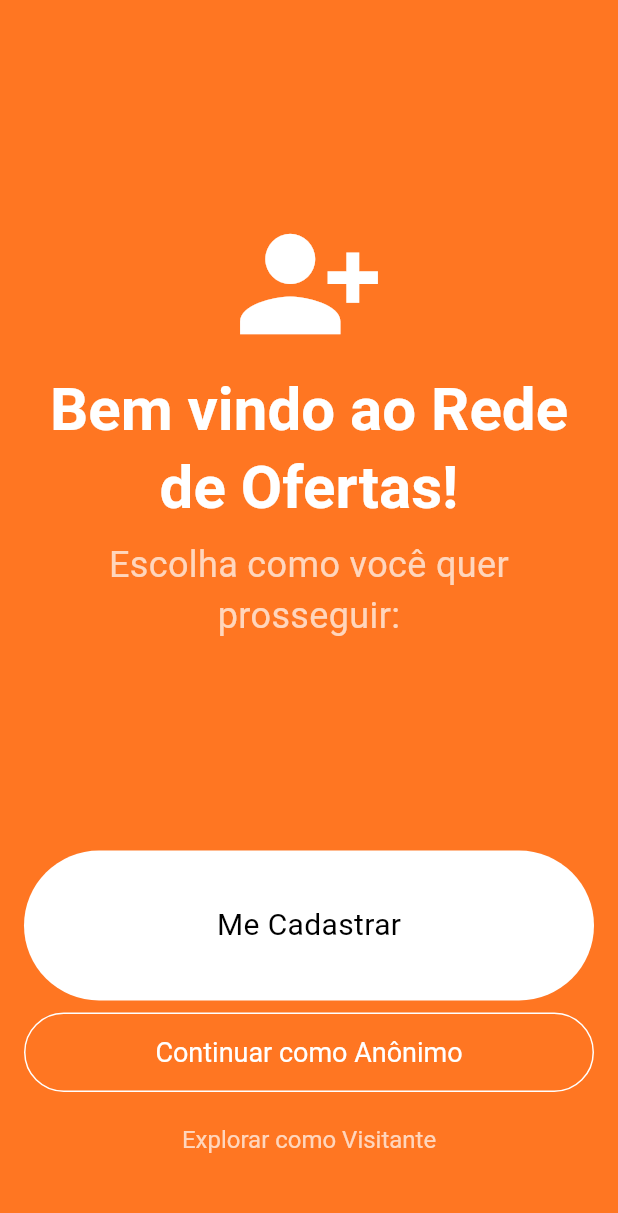
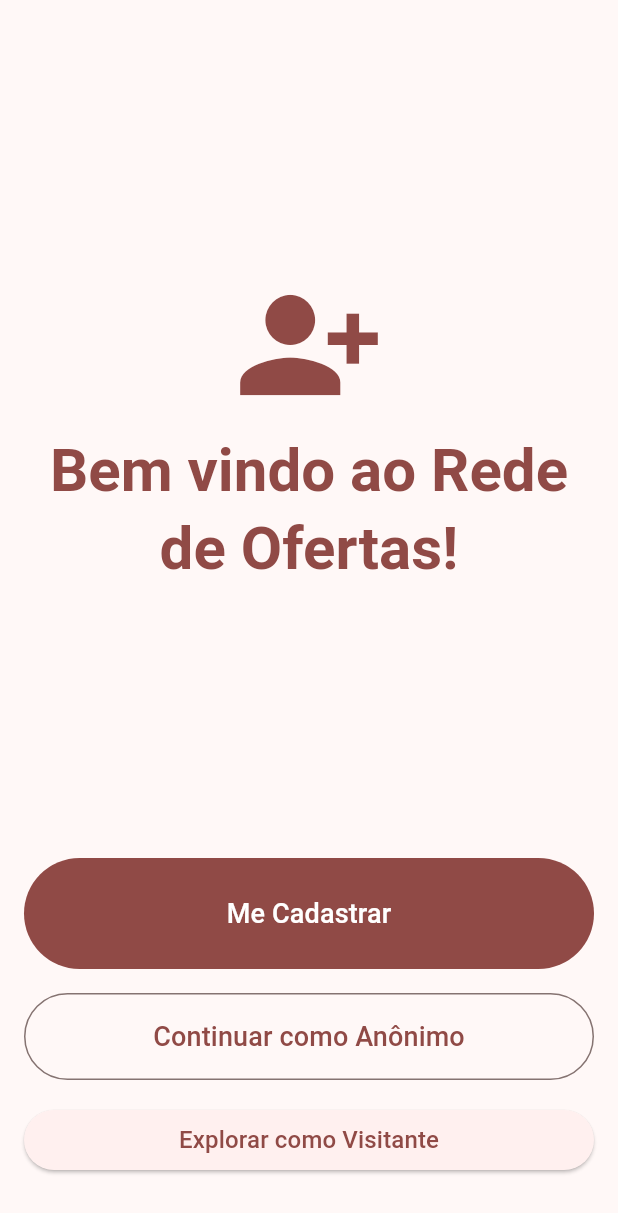
Before and after one commit to cesargranelli/social_market_app, a Flutter app: the screen it shows after launch, on a phone screen of 412 x 824 dp. Shown: the top 1213 px of the screen. Run offline on Flutter 3.47's test engine with Material 3 defaults, Android fonts, the phone set to English and light mode, and no system bars; our stand-ins replace cached_network_image, camera, cloud_firestore, firebase_auth, firebase_core, firebase_storage and 4 more; missing offline and left inert: firebase_app_check, firebase_ui_auth, firebase_ui_oauth_google; accounts and stored records are empty.

Commit message:
seed de cores e reestilização da página de entrada

```diff
--- a/lib/src/social_market_app.dart
+++ b/lib/src/social_market_app.dart
@@ -11,37 +11,37 @@ class SocialMarketApp extends StatelessWidget {
       title: "Social Market",
       theme: ThemeData(
         colorScheme: ColorsApp.colorScheme,
-        cardTheme: CardThemeData(
-          elevation: 1,
-          margin: const EdgeInsets.symmetric(horizontal: 16, vertical: 8),
-          shape: RoundedRectangleBorder(borderRadius: BorderRadius.circular(8)),
-        ),
-        textTheme: const TextTheme(
-          bodyMedium: TextStyle(fontSize: 16),
-          titleMedium: TextStyle(fontWeight: FontWeight.bold, fontSize: 18),
-          bodySmall: TextStyle(color: Colors.grey),
-        ),
-        iconTheme: const IconThemeData(color: Colors.grey),
-        inputDecorationTheme: InputDecorationTheme(
-          border: OutlineInputBorder(borderRadius: BorderRadius.circular(16)),
-        ),
-        outlinedButtonTheme: OutlinedButtonThemeData(
-          style: OutlinedButton.styleFrom(
-            foregroundColor: Colors.white,
-            side: const BorderSide(color: Colors.white),
-            padding: const EdgeInsets.symmetric(
-              vertical: 16.0,
-              horizontal: 24.0,
-            ),
-            shape: RoundedRectangleBorder(
-              borderRadius: BorderRadius.circular(12.0),
-            ),
-            textStyle: const TextStyle(fontSize: 18),
-          ),
-        ),
-        textButtonTheme: TextButtonThemeData(
-          style: TextButton.styleFrom(textStyle: const TextStyle(fontSize: 16)),
-        ),
+        //   cardTheme: CardThemeData(
+        //     elevation: 1,
+        //     margin: const EdgeInsets.symmetric(horizontal: 16, vertical: 8),
+        //     shape: RoundedRectangleBorder(borderRadius: BorderRadius.circular(8)),
+        //   ),
+        //   textTheme: const TextTheme(
+        //     bodyMedium: TextStyle(fontSize: 16),
+        //     titleMedium: TextStyle(fontWeight: FontWeight.bold, fontSize: 18),
+        //     bodySmall: TextStyle(color: Colors.grey),
+        //   ),
+        //   iconTheme: const IconThemeData(color: Colors.grey),
+        //   inputDecorationTheme: InputDecorationTheme(
+        //     border: OutlineInputBorder(borderRadius: BorderRadius.circular(16)),
+        //   ),
+        //   outlinedButtonTheme: OutlinedButtonThemeData(
+        //     style: OutlinedButton.styleFrom(
+        //       foregroundColor: Colors.white,
+        //       side: const BorderSide(color: Colors.white),
+        //       padding: const EdgeInsets.symmetric(
+        //         vertical: 16.0,
+        //         horizontal: 24.0,
+        //       ),
+        //       shape: RoundedRectangleBorder(
+        //         borderRadius: BorderRadius.circular(12.0),
+        //       ),
+        //       textStyle: const TextStyle(fontSize: 18),
+        //     ),
+        //   ),
+        //   textButtonTheme: TextButtonThemeData(
+        //     style: TextButton.styleFrom(textStyle: const TextStyle(fontSize: 16)),
+        //   ),
       ),
       routerConfig: router(),
     );
--- a/lib/src/ui/screens/first_access_decision_screen.dart
+++ b/lib/src/ui/screens/first_access_decision_screen.dart
@@ -1,71 +1,55 @@
 import 'package:firebase_auth/firebase_auth.dart';
 import 'package:flutter/material.dart';
 import 'package:go_router/go_router.dart';
-import 'package:shared_preferences/shared_preferences.dart';
 
 import '../../routing/routes.dart';
 
 class FirstAccessDecisionScreen extends StatelessWidget {
   const FirstAccessDecisionScreen({super.key});
 
-  Future<void> _setHasSeenWelcomeScreen() async {
-    final prefs = await SharedPreferences.getInstance();
-    await prefs.setBool('hasSeenWelcomeScreen', true);
-  }
-
   @override
   Widget build(BuildContext context) {
     return Scaffold(
-      body: Ink(
+      body: Container(
         padding: EdgeInsetsGeometry.symmetric(horizontal: 16.0),
-        decoration: const BoxDecoration(color: Color(0xFFFF7622)),
         child: SafeArea(
           child: Column(
             crossAxisAlignment: CrossAxisAlignment.stretch,
             children: [
               const Spacer(),
-              Icon(Icons.person_add_alt_1, size: 100, color: Colors.white),
+              Icon(
+                Icons.person_add_alt_1,
+                size: 100,
+                color: Theme.of(context).colorScheme.primary,
+              ),
               const SizedBox(height: 8.0),
               Text(
                 "Bem vindo ao Rede de Ofertas!",
                 textAlign: TextAlign.center,
                 style: Theme.of(context).textTheme.headlineMedium?.copyWith(
-                  color: Colors.white,
+                  color: Theme.of(context).colorScheme.primary,
                   fontSize: 40.0,
                   fontWeight: FontWeight.bold,
                 ),
               ),
-              const SizedBox(height: 8.0),
-              const Text(
-                "Escolha como você quer prosseguir:",
-                textAlign: TextAlign.center,
-                style: TextStyle(fontSize: 24, color: Colors.white70),
-              ),
               const Spacer(),
-              InkWell(
-                borderRadius: BorderRadius.circular(50),
-                child: Ink(
-                  height: 100,
-                  width: 300,
-                  decoration: BoxDecoration(
-                    borderRadius: BorderRadius.circular(50),
-                    color: Colors.white,
-                  ),
-                  child: Center(
-                    child: Text("Me Cadastrar", style: TextStyle(fontSize: 20)),
-                  ),
-                ),
-                onTap: () {
-                  _setHasSeenWelcomeScreen();
+              FilledButton(
+                onPressed: () {
                   context.push(Routes.signIn);
                 },
+                style: FilledButton.styleFrom(
+                  padding: const EdgeInsets.symmetric(vertical: 24.0),
+                ),
+                child: const Text(
+                  "Me Cadastrar",
+                  style: TextStyle(fontSize: 18),
+                ),
               ),
-              const SizedBox(height: 8.0),
+              const SizedBox(height: 16.0),
               OutlinedButton(
                 onPressed: () {
                   try {
                     FirebaseAuth.instance.signInAnonymously();
-                    _setHasSeenWelcomeScreen();
                     context.push(Routes.anonymous);
                   } on FirebaseAuthException catch (e) {
                     ScaffoldMessenger.of(context).showSnackBar(
@@ -78,8 +62,6 @@ class FirstAccessDecisionScreen extends StatelessWidget {
                   }
                 },
                 style: OutlinedButton.styleFrom(
-                  side: const BorderSide(color: Colors.white),
-                  foregroundColor: Colors.white,
                   padding: const EdgeInsets.symmetric(vertical: 16.0),
                   shape: RoundedRectangleBorder(
                     borderRadius: BorderRadius.circular(32.0),
@@ -90,13 +72,11 @@ class FirstAccessDecisionScreen extends StatelessWidget {
                   style: TextStyle(fontSize: 18),
                 ),
               ),
-              const SizedBox(height: 8.0),
-              TextButton(
+              const SizedBox(height: 16.0),
+              ElevatedButton(
                 onPressed: () {
-                  _setHasSeenWelcomeScreen();
                   context.go(Routes.feed);
                 },
-                style: TextButton.styleFrom(foregroundColor: Colors.white70),
                 child: const Text(
                   "Explorar como Visitante",
                   style: TextStyle(fontSize: 16),
--- a/lib/src/ui/themes/colors_app.dart
+++ b/lib/src/ui/themes/colors_app.dart
@@ -2,12 +2,6 @@ import 'package:flutter/material.dart';
 
 class ColorsApp {
   static ColorScheme colorScheme = ColorScheme.fromSeed(
-    seedColor: Colors.orange,
-  ).copyWith(
-    primary: const Color(0xFFFF7622),
-    secondary: const Color(0xFF03DAC6),
-    surface: Colors.white,
-    onSurface: Colors.black,
-    error: const Color(0xFFB00020),
+    seedColor: Colors.redAccent,
   );
 }
```
